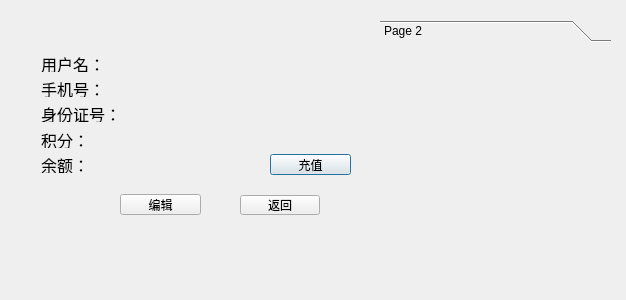
The window that userinfo.ui (ljy9912/summer) describes before a commit, drawn with Qt 5.
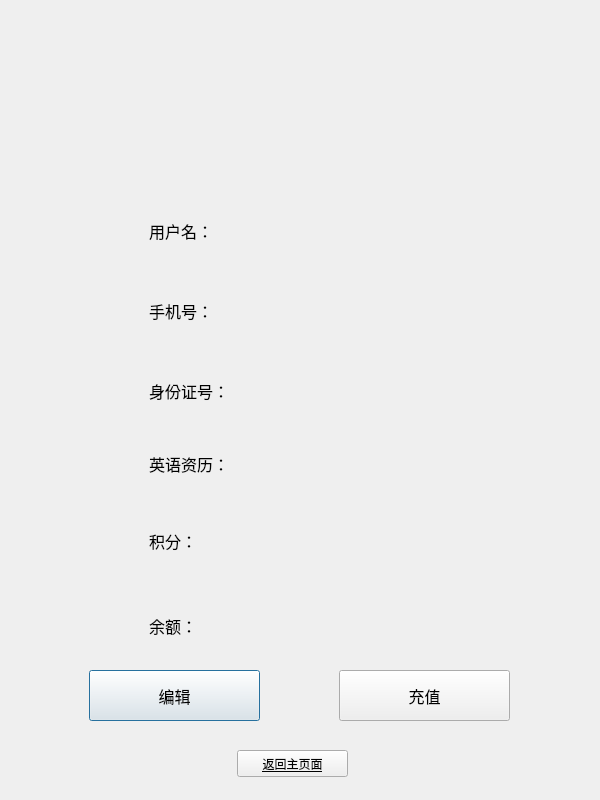
The same window after the commit. Icons and pictures are not drawn.

```diff
--- a/userinfo.ui
+++ b/userinfo.ui
@@ -6,70 +6,56 @@
    <rect>
     <x>0</x>
     <y>0</y>
-    <width>626</width>
-    <height>300</height>
+    <width>600</width>
+    <height>800</height>
    </rect>
   </property>
+  <property name="minimumSize">
+   <size>
+    <width>600</width>
+    <height>800</height>
+   </size>
+  </property>
+  <property name="maximumSize">
+   <size>
+    <width>600</width>
+    <height>800</height>
+   </size>
+  </property>
   <property name="windowTitle">
    <string>Dialog</string>
   </property>
-  <widget class="QPushButton" name="moneyBtn">
-   <property name="geometry">
-    <rect>
-     <x>270</x>
-     <y>154</y>
-     <width>81</width>
-     <height>21</height>
-    </rect>
-   </property>
-   <property name="text">
-    <string>充值</string>
-   </property>
-  </widget>
-  <widget class="QPushButton" name="editBtn">
+  <property name="styleSheet">
+   <string notr="true">#frame{border-image: url(:/background/userinfo.png);
+border-top-left-radius:15px;border-top-right-radius:15px;border-bottom-left-radius:15px;border-bottom-right-radius:15px;}</string>
+  </property>
+  <widget class="QFrame" name="frame">
    <property name="geometry">
     <rect>
-     <x>120</x>
-     <y>194</y>
-     <width>81</width>
-     <height>21</height>
+     <x>-1</x>
+     <y>0</y>
+     <width>611</width>
+     <height>801</height>
     </rect>
    </property>
-   <property name="text">
-    <string>编辑</string>
+   <property name="frameShape">
+    <enum>QFrame::StyledPanel</enum>
    </property>
-  </widget>
-  <widget class="QLabel" name="phoneNum">
-   <property name="geometry">
-    <rect>
-     <x>41</x>
-     <y>81</y>
-     <width>281</width>
-     <height>16</height>
-    </rect>
+   <property name="frameShadow">
+    <enum>QFrame::Raised</enum>
    </property>
-   <property name="font">
-    <font>
-     <family>Arial</family>
-     <pointsize>12</pointsize>
-    </font>
-   </property>
-   <property name="text">
-    <string>手机号：</string>
-   </property>
-  </widget>
   <widget class="QLabel" name="ID">
    <property name="geometry">
     <rect>
-     <x>41</x>
-     <y>56</y>
+      <x>150</x>
+      <y>200</y>
      <width>251</width>
-     <height>16</height>
+      <height>61</height>
     </rect>
    </property>
    <property name="font">
     <font>
-     <family>Arial</family>
+      <family>等线</family>
      <pointsize>12</pointsize>
     </font>
    </property>
@@ -77,18 +63,37 @@
     <string>用户名：</string>
    </property>
   </widget>
+   <widget class="QLabel" name="phoneNum">
+    <property name="geometry">
+     <rect>
+      <x>150</x>
+      <y>280</y>
+      <width>281</width>
+      <height>61</height>
+     </rect>
+    </property>
+    <property name="font">
+     <font>
+      <family>等线</family>
+      <pointsize>12</pointsize>
+     </font>
+    </property>
+    <property name="text">
+     <string>手机号：</string>
+    </property>
+   </widget>
   <widget class="QLabel" name="IDNum">
    <property name="geometry">
     <rect>
-     <x>41</x>
-     <y>106</y>
+      <x>150</x>
+      <y>375</y>
      <width>301</width>
-     <height>16</height>
+      <height>31</height>
     </rect>
    </property>
    <property name="font">
     <font>
-     <family>Arial</family>
+      <family>等线</family>
      <pointsize>12</pointsize>
     </font>
    </property>
@@ -99,15 +104,15 @@
   <widget class="QLabel" name="credit">
    <property name="geometry">
     <rect>
-     <x>41</x>
-     <y>132</y>
+      <x>150</x>
+      <y>530</y>
      <width>241</width>
-     <height>16</height>
+      <height>21</height>
     </rect>
    </property>
    <property name="font">
     <font>
-     <family>Arial</family>
+      <family>等线</family>
      <pointsize>12</pointsize>
     </font>
    </property>
@@ -118,15 +123,15 @@
   <widget class="QLabel" name="money">
    <property name="geometry">
     <rect>
-     <x>41</x>
-     <y>157</y>
-     <width>181</width>
-     <height>16</height>
+      <x>150</x>
+      <y>610</y>
+      <width>281</width>
+      <height>31</height>
     </rect>
    </property>
    <property name="font">
     <font>
-     <family>Arial</family>
+      <family>等线</family>
      <pointsize>12</pointsize>
     </font>
    </property>
@@ -134,46 +139,83 @@
     <string>余额：</string>
    </property>
   </widget>
-  <widget class="QPushButton" name="main">
+   <widget class="QPushButton" name="editBtn">
    <property name="geometry">
     <rect>
-     <x>240</x>
-     <y>195</y>
-     <width>80</width>
-     <height>20</height>
-    </rect>
-   </property>
+      <x>90</x>
+      <y>670</y>
+      <width>171</width>
+      <height>51</height>
+     </rect>
+    </property>
+    <property name="font">
+     <font>
+      <family>等线</family>
+      <pointsize>12</pointsize>
+     </font>
+    </property>
    <property name="text">
-    <string>返回</string>
-   </property>
-  </widget>
-  <widget class="QToolBox" name="toolBox">
+     <string>编辑</string>
+    </property>
+   </widget>
+   <widget class="QPushButton" name="moneyBtn">
    <property name="geometry">
     <rect>
-     <x>380</x>
-     <y>20</y>
-     <width>231</width>
-     <height>221</height>
-    </rect>
-   </property>
-   <property name="currentIndex">
-    <number>0</number>
-   </property>
-   <widget class="QWidget" name="welcome">
+      <x>340</x>
+      <y>670</y>
+      <width>171</width>
+      <height>51</height>
+     </rect>
+    </property>
+    <property name="font">
+     <font>
+      <family>等线</family>
+      <pointsize>12</pointsize>
+     </font>
+    </property>
+    <property name="text">
+     <string>充值</string>
+    </property>
+   </widget>
+   <widget class="QPushButton" name="Main">
     <property name="geometry">
      <rect>
-      <x>0</x>
-      <y>0</y>
-      <width>231</width>
-      <height>200</height>
+      <x>238</x>
+      <y>750</y>
+      <width>111</width>
+      <height>27</height>
      </rect>
     </property>
-    <property name="toolTip">
-     <string>&lt;html&gt;&lt;head/&gt;&lt;body&gt;&lt;p&gt;欢迎！&lt;/p&gt;&lt;/body&gt;&lt;/html&gt;</string>
+    <property name="font">
+     <font>
+      <family>等线</family>
+      <weight>50</weight>
+      <bold>false</bold>
+      <underline>true</underline>
+     </font>
     </property>
-    <attribute name="label">
-     <string>Page 2</string>
-    </attribute>
+    <property name="text">
+     <string>返回主页面</string>
+    </property>
+   </widget>
+   <widget class="QLabel" name="English">
+    <property name="geometry">
+     <rect>
+      <x>150</x>
+      <y>443</y>
+      <width>341</width>
+      <height>41</height>
+     </rect>
+    </property>
+    <property name="font">
+     <font>
+      <family>等线</family>
+      <pointsize>12</pointsize>
+     </font>
+    </property>
+    <property name="text">
+     <string>英语资历：</string>
+    </property>
    </widget>
   </widget>
  </widget>
```
Lines whose indentation alone changed are shown as unchanged.
